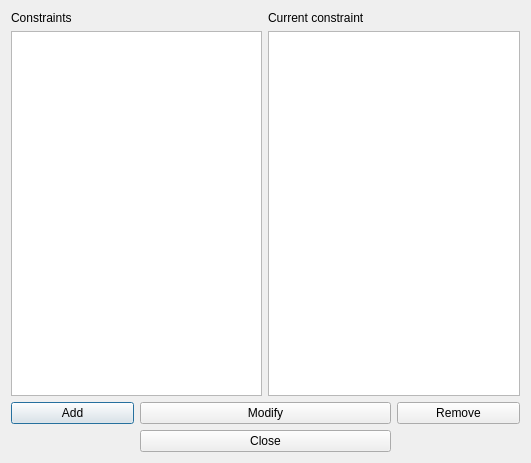
The window that src/interface/constraintactivitiessamestartinghourform_template.ui (karandit/fet) describes before a commit, drawn with Qt 5.
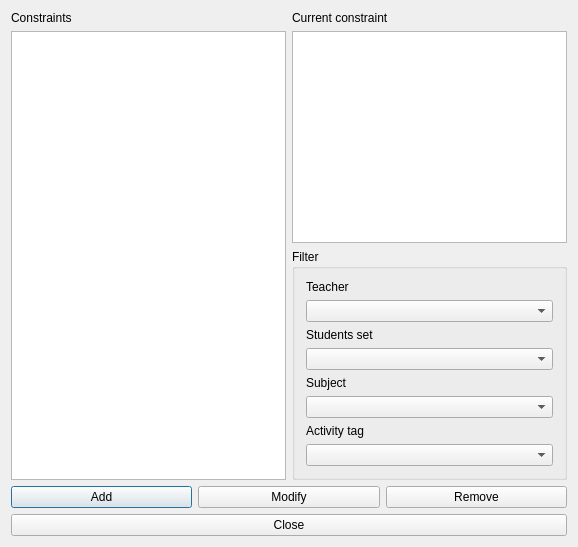
The same window after the commit.

Patch:
```diff
--- a/src/interface/constraintactivitiessamestartinghourform_template.ui
+++ b/src/interface/constraintactivitiessamestartinghourform_template.ui
@@ -6,15 +6,15 @@
    <rect>
     <x>0</x>
     <y>0</y>
-    <width>531</width>
-    <height>463</height>
+    <width>578</width>
+    <height>547</height>
    </rect>
   </property>
   <property name="windowTitle">
    <string extracomment="This is the title of the dialog to see the list of all constraints of this type">Constraints activities same starting hour</string>
   </property>
-  <layout class="QGridLayout" name="gridLayout">
-   <item row="0" column="0" colspan="2">
+  <layout class="QGridLayout" name="gridLayout_2">
+   <item row="0" column="0">
     <layout class="QVBoxLayout" name="verticalLayout_2">
      <item>
       <widget class="QLabel" name="constraintsTextLabel">
@@ -37,7 +37,7 @@
      </item>
     </layout>
    </item>
-   <item row="0" column="2" colspan="2">
+   <item row="0" column="1">
     <layout class="QVBoxLayout" name="verticalLayout">
      <item>
       <widget class="QLabel" name="currentConstraintTextLabel">
@@ -52,30 +52,95 @@
      <item>
       <widget class="QPlainTextEdit" name="currentConstraintTextEdit"/>
      </item>
-    </layout>
+     <item>
+      <widget class="QGroupBox" name="filterGroupBox_2">
+       <property name="title">
+        <string>Filter</string>
+       </property>
+       <layout class="QGridLayout" name="gridLayout">
+        <item row="0" column="0">
+         <widget class="QLabel" name="teachersTextLabel">
+          <property name="text">
+           <string>Teacher</string>
+          </property>
+          <property name="wordWrap">
+           <bool>false</bool>
+          </property>
+         </widget>
    </item>
    <item row="1" column="0">
+         <widget class="QComboBox" name="teachersComboBox"/>
+        </item>
+        <item row="2" column="0">
+         <widget class="QLabel" name="studentsTextLabel">
+          <property name="text">
+           <string>Students set</string>
+          </property>
+          <property name="wordWrap">
+           <bool>false</bool>
+          </property>
+         </widget>
+        </item>
+        <item row="3" column="0">
+         <widget class="QComboBox" name="studentsComboBox"/>
+        </item>
+        <item row="4" column="0">
+         <widget class="QLabel" name="subjectsTextLabel">
+          <property name="text">
+           <string>Subject</string>
+          </property>
+          <property name="wordWrap">
+           <bool>false</bool>
+          </property>
+         </widget>
+        </item>
+        <item row="5" column="0">
+         <widget class="QComboBox" name="subjectsComboBox"/>
+        </item>
+        <item row="6" column="0">
+         <widget class="QLabel" name="activityTagsTextLabel">
+          <property name="text">
+           <string>Activity tag</string>
+          </property>
+          <property name="wordWrap">
+           <bool>false</bool>
+          </property>
+         </widget>
+        </item>
+        <item row="7" column="0">
+         <widget class="QComboBox" name="activityTagsComboBox"/>
+        </item>
+       </layout>
+      </widget>
+     </item>
+    </layout>
+   </item>
+   <item row="1" column="0" colspan="2">
+    <layout class="QHBoxLayout" name="horizontalLayout">
+     <item>
     <widget class="QPushButton" name="addConstraintPushButton">
      <property name="text">
       <string>Add</string>
      </property>
     </widget>
    </item>
-   <item row="1" column="1" colspan="2">
+     <item>
     <widget class="QPushButton" name="modifyConstraintPushButton">
      <property name="text">
       <string>Modify</string>
      </property>
     </widget>
    </item>
-   <item row="1" column="3">
+     <item>
     <widget class="QPushButton" name="removeConstraintPushButton">
      <property name="text">
       <string>Remove</string>
      </property>
     </widget>
    </item>
-   <item row="2" column="1" colspan="2">
+    </layout>
+   </item>
+   <item row="2" column="0" colspan="2">
     <widget class="QPushButton" name="closePushButton">
      <property name="text">
       <string>Close</string>
```
Lines whose indentation alone changed are shown as unchanged.
